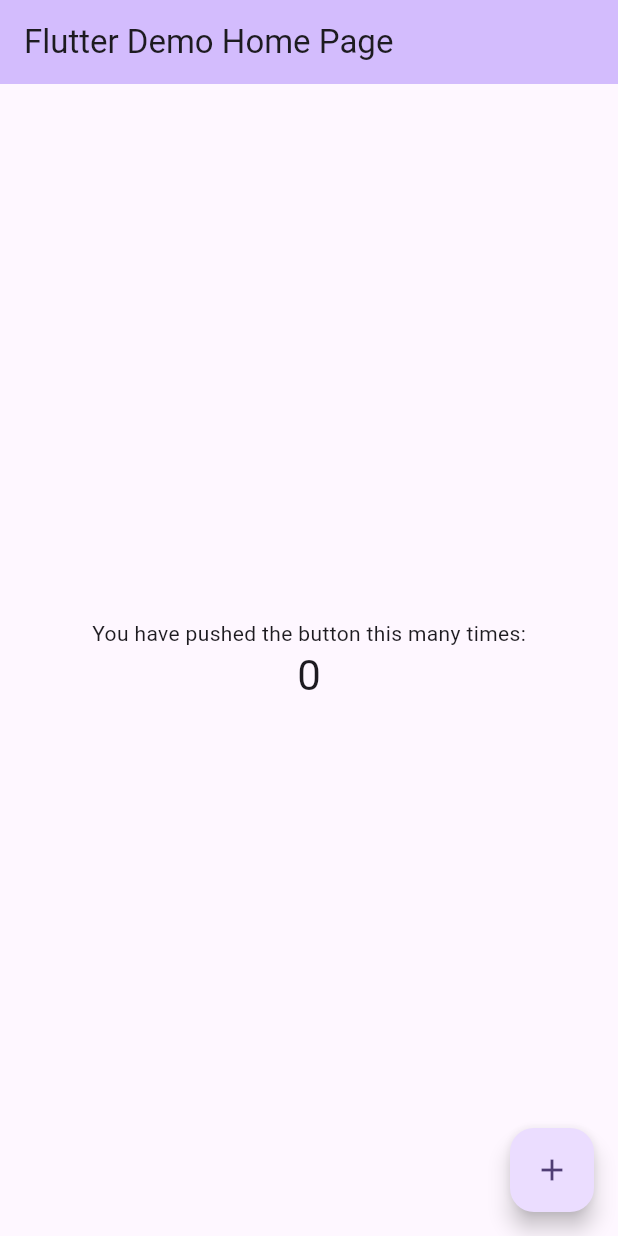
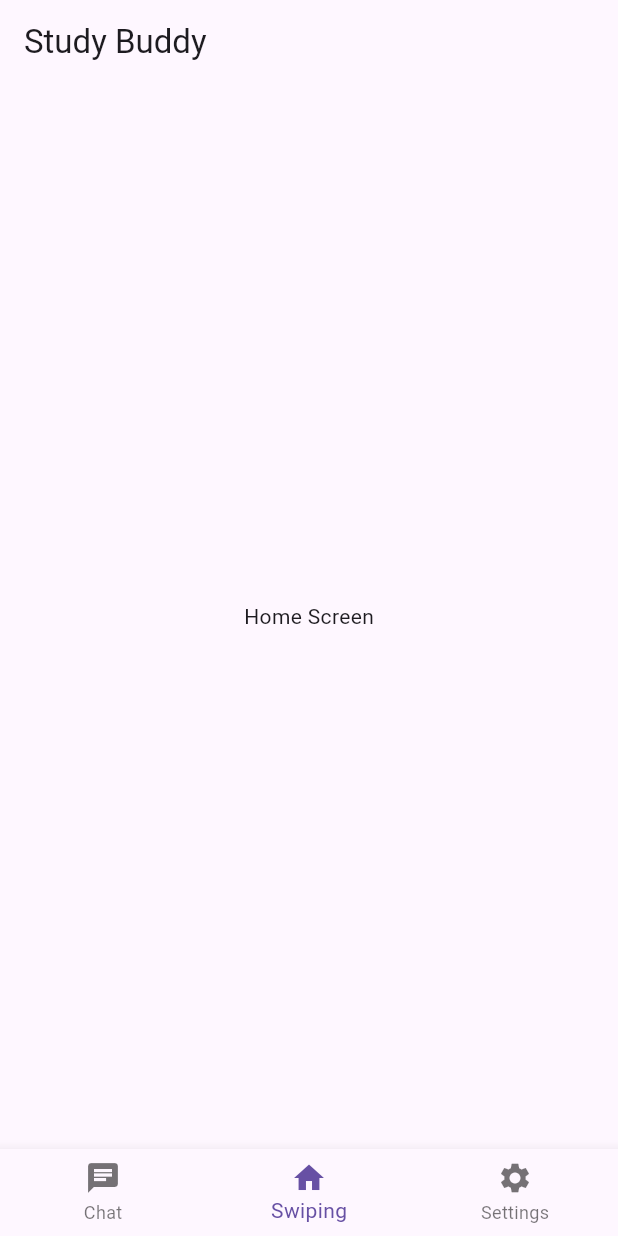
Before and after one commit to KaungHtut18/study-buddy, a Flutter app: the screen it shows after launch, on a phone screen of 412 x 824 dp. Run offline on Flutter 3.47's test engine with Material 3 defaults, Android fonts, the phone set to English and light mode, and no system bars.

Commit message:
design layout and manage folders

```diff
--- a/frontend/studybuddy/lib/main.dart
+++ b/frontend/studybuddy/lib/main.dart
@@ -1,122 +1,18 @@
 import 'package:flutter/material.dart';
+import 'package:studybuddy/ui/main_screen.dart';
 
 void main() {
-  runApp(const MyApp());
+  runApp(const StudyBuddy());
 }
 
-class MyApp extends StatelessWidget {
-  const MyApp({super.key});
+class StudyBuddy extends StatelessWidget {
+  const StudyBuddy({super.key});
 
-  // This widget is the root of your application.
   @override
   Widget build(BuildContext context) {
     return MaterialApp(
-      title: 'Flutter Demo',
-      theme: ThemeData(
-        // This is the theme of your application.
-        //
-        // TRY THIS: Try running your application with "flutter run". You'll see
-        // the application has a purple toolbar. Then, without quitting the app,
-        // try changing the seedColor in the colorScheme below to Colors.green
-        // and then invoke "hot reload" (save your changes or press the "hot
-        // reload" button in a Flutter-supported IDE, or press "r" if you used
-        // the command line to start the app).
-        //
-        // Notice that the counter didn't reset back to zero; the application
-        // state is not lost during the reload. To reset the state, use hot
-        // restart instead.
-        //
-        // This works for code too, not just values: Most code changes can be
-        // tested with just a hot reload.
-        colorScheme: ColorScheme.fromSeed(seedColor: Colors.deepPurple),
-      ),
-      home: const MyHomePage(title: 'Flutter Demo Home Page'),
+      debugShowCheckedModeBanner: false,
+      home: const MainScreen(),
     );
   }
 }
-
-class MyHomePage extends StatefulWidget {
-  const MyHomePage({super.key, required this.title});
-
-  // This widget is the home page of your application. It is stateful, meaning
-  // that it has a State object (defined below) that contains fields that affect
-  // how it looks.
-
-  // This class is the configuration for the state. It holds the values (in this
-  // case the title) provided by the parent (in this case the App widget) and
-  // used by the build method of the State. Fields in a Widget subclass are
-  // always marked "final".
-
-  final String title;
-
-  @override
-  State<MyHomePage> createState() => _MyHomePageState();
-}
-
-class _MyHomePageState extends State<MyHomePage> {
-  int _counter = 0;
-
-  void _incrementCounter() {
-    setState(() {
-      // This call to setState tells the Flutter framework that something has
-      // changed in this State, which causes it to rerun the build method below
-      // so that the display can reflect the updated values. If we changed
-      // _counter without calling setState(), then the build method would not be
-      // called again, and so nothing would appear to happen.
-      _counter++;
-    });
-  }
-
-  @override
-  Widget build(BuildContext context) {
-    // This method is rerun every time setState is called, for instance as done
-    // by the _incrementCounter method above.
-    //
-    // The Flutter framework has been optimized to make rerunning build methods
-    // fast, so that you can just rebuild anything that needs updating rather
-    // than having to individually change instances of widgets.
-    return Scaffold(
-      appBar: AppBar(
-        // TRY THIS: Try changing the color here to a specific color (to
-        // Colors.amber, perhaps?) and trigger a hot reload to see the AppBar
-        // change color while the other colors stay the same.
-        backgroundColor: Theme.of(context).colorScheme.inversePrimary,
-        // Here we take the value from the MyHomePage object that was created by
-        // the App.build method, and use it to set our appbar title.
-        title: Text(widget.title),
-      ),
-      body: Center(
-        // Center is a layout widget. It takes a single child and positions it
-        // in the middle of the parent.
-        child: Column(
-          // Column is also a layout widget. It takes a list of children and
-          // arranges them vertically. By default, it sizes itself to fit its
-          // children horizontally, and tries to be as tall as its parent.
-          //
-          // Column has various properties to control how it sizes itself and
-          // how it positions its children. Here we use mainAxisAlignment to
-          // center the children vertically; the main axis here is the vertical
-          // axis because Columns are vertical (the cross axis would be
-          // horizontal).
-          //
-          // TRY THIS: Invoke "debug painting" (choose the "Toggle Debug Paint"
-          // action in the IDE, or press "p" in the console), to see the
-          // wireframe for each widget.
-          mainAxisAlignment: MainAxisAlignment.center,
-          children: <Widget>[
-            const Text('You have pushed the button this many times:'),
-            Text(
-              '$_counter',
-              style: Theme.of(context).textTheme.headlineMedium,
-            ),
-          ],
-        ),
-      ),
-      floatingActionButton: FloatingActionButton(
-        onPressed: _incrementCounter,
-        tooltip: 'Increment',
-        child: const Icon(Icons.add),
-      ), // This trailing comma makes auto-formatting nicer for build methods.
-    );
-  }
-}
--- /dev/null
+++ b/frontend/studybuddy/lib/ui/home/chat_screen.dart
@@ -0,0 +1,14 @@
+import 'package:flutter/material.dart';
+
+class ChatScreen extends StatelessWidget {
+  const ChatScreen({super.key});
+
+  @override
+  Widget build(BuildContext context) {
+    return Scaffold(
+      body: Center(
+        child: Text('Chat Screen'),
+      ),
+    );
+  }
+}
--- /dev/null
+++ b/frontend/studybuddy/lib/ui/home/home_screen.dart
@@ -0,0 +1,14 @@
+import 'package:flutter/material.dart';
+
+class HomeScreen extends StatelessWidget {
+  const HomeScreen({super.key});
+
+  @override
+  Widget build(BuildContext context) {
+    return Scaffold(
+      body: Center(
+        child: Text('Home Screen'),
+      ),
+    );
+  }
+}
--- /dev/null
+++ b/frontend/studybuddy/lib/ui/home/user_setting.dart
@@ -0,0 +1,14 @@
+import 'package:flutter/material.dart';
+
+class UserSetting extends StatelessWidget {
+  const UserSetting({super.key});
+
+  @override
+  Widget build(BuildContext context) {
+    return  Scaffold(
+      body: Center(
+        child: Text('User Setting Screen'),
+      ),
+    );
+  }
+}
--- /dev/null
+++ b/frontend/studybuddy/lib/ui/main_screen.dart
@@ -0,0 +1,52 @@
+import 'package:flutter/material.dart';
+import 'package:studybuddy/ui/home/chat_screen.dart';
+import 'package:studybuddy/ui/home/home_screen.dart';
+import 'package:studybuddy/ui/home/user_setting.dart';
+
+class MainScreen extends StatefulWidget {
+  const MainScreen({super.key});
+
+  @override
+  State<MainScreen> createState() => _MainScreenState();
+}
+
+class _MainScreenState extends State<MainScreen> {
+  int myIndex = 1;
+  List<Widget> pages = [
+    const ChatScreen(),
+    const HomeScreen(),
+    const UserSetting(),
+  ];
+  @override
+  Widget build(BuildContext context) {
+    return Scaffold(
+      appBar: AppBar(
+        title: Text('Study Buddy'),
+      ),
+      body: pages[myIndex],
+      bottomNavigationBar: BottomNavigationBar(
+        showSelectedLabels: true,
+        showUnselectedLabels: true,
+        onTap: (index) {
+          setState(() {
+            myIndex = index;
+          });
+        },
+        currentIndex: myIndex,
+        items: const [
+        BottomNavigationBarItem(
+          icon: Icon(Icons.chat),
+          label: 'Chat',
+        ),
+        BottomNavigationBarItem(
+          icon: Icon(Icons.home),
+          label: 'Swiping',
+        ),
+        BottomNavigationBarItem(
+          icon: Icon(Icons.settings),
+          label: 'Settings',
+        ),
+      ]),
+    );
+  }
+}
```
Also changed, not shown: frontend/studybuddy/lib/modela/user.dart (added), frontend/studybuddy/lib/services/api_services.dart (added), frontend/studybuddy/lib/ui/auth/login.dart (added), frontend/studybuddy/lib/ui/auth/signup.dart (added), 4 other files.
